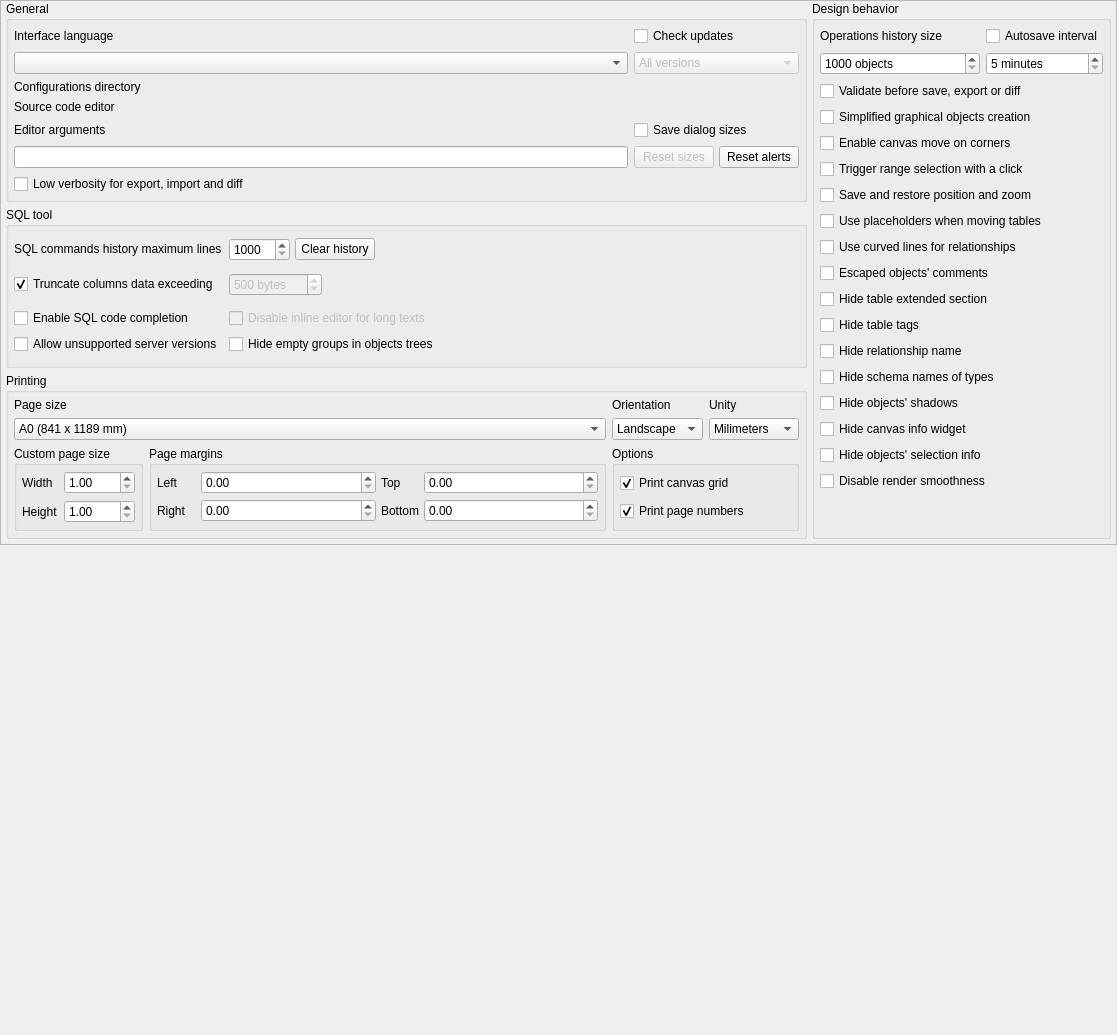
Old version of the form libs/libgui/ui/settings/generalconfigwidget.ui in the repository maniac787/pgmodeler.
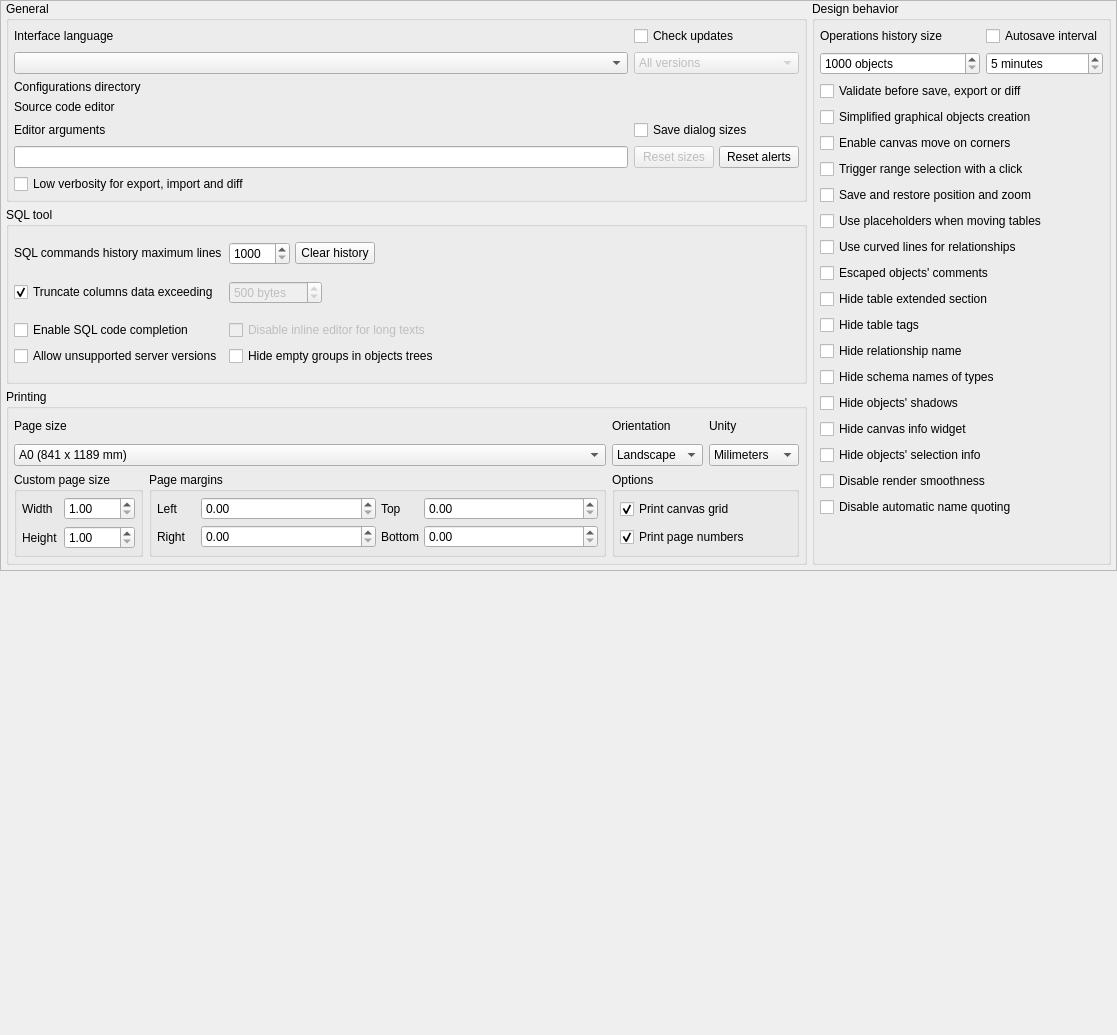
New version of the form. Icons and pictures are not drawn.

Commit message: Added experimental support for name quoting disabling. With this, pgModeler treats object names as case insensitive and stops formatting (quoting) uppercase names. (#1914)

The edit to the form file:
```diff
--- a/libs/libgui/ui/settings/generalconfigwidget.ui
+++ b/libs/libgui/ui/settings/generalconfigwidget.ui
@@ -490,7 +490,7 @@
               <bool>false</bool>
              </property>
              <property name="sizePolicy">
-              <sizepolicy hsizetype="Preferred" vsizetype="Preferred">
+              <sizepolicy hsizetype="Preferred" vsizetype="Fixed">
                <horstretch>0</horstretch>
                <verstretch>0</verstretch>
               </sizepolicy>
@@ -1095,6 +1095,16 @@
            </property>
           </widget>
          </item>
+         <item>
+          <widget class="QCheckBox" name="disable_name_quoting_chk">
+           <property name="toolTip">
+            <string>&lt;p&gt;Disables the automatic object name quoting mechanism. This feature is &lt;strong&gt;experimental&lt;/strong&gt; and may lead to database model corruption. Use it at &lt;strong&gt;your own risk&lt;/strong&gt;.&lt;/p&gt;</string>
+           </property>
+           <property name="text">
+            <string>Disable automatic name quoting</string>
+           </property>
+          </widget>
+         </item>
          <item>
           <spacer name="verticalSpacer_3">
            <property name="orientation">
```
The commit also changes 12 other files.
